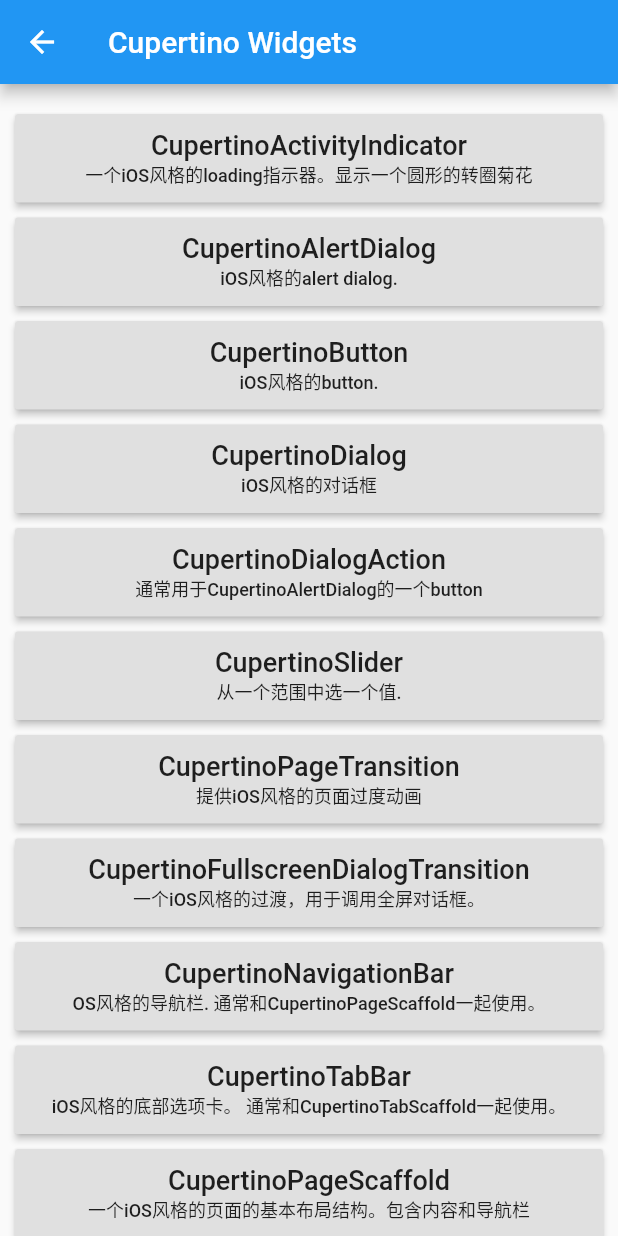
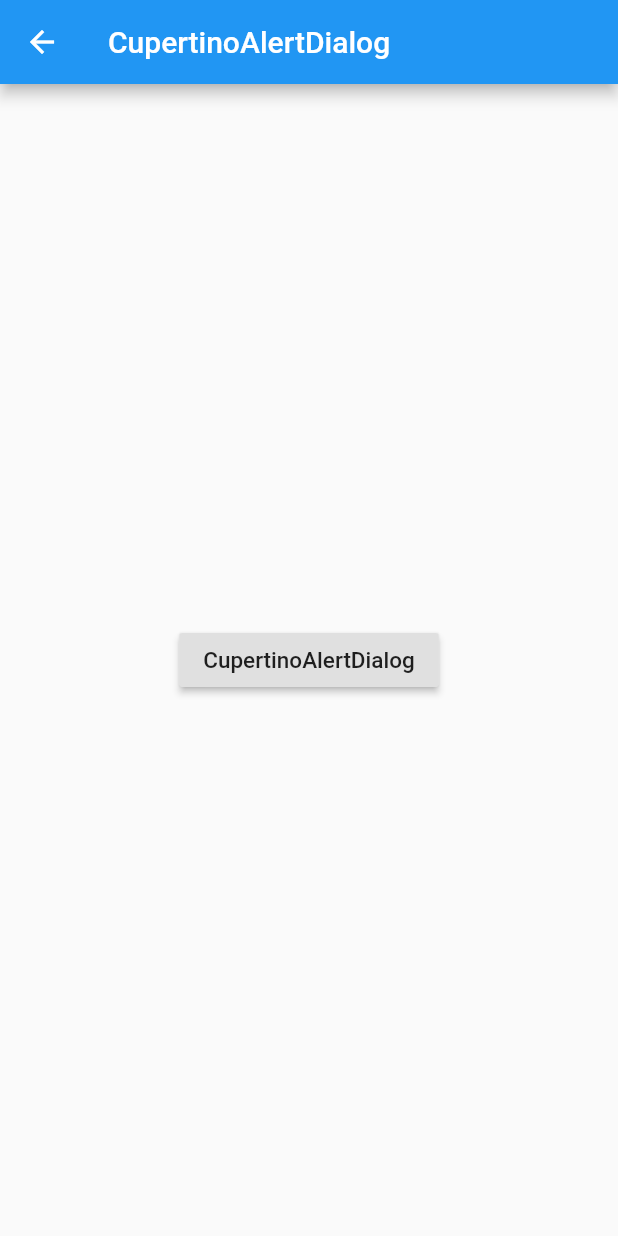
Before and after one commit to starryxp/flutter_app, a Flutter app: the CupertinoWidgetListPage screen opened by its route, after a tap on "CupertinoAlertDialog", on a phone screen of 412 x 824 dp. Run offline on Flutter 3.47's test engine with Material 2 defaults, Android fonts, the phone set to English and light mode, and no system bars; our stand-ins replace fluttertoast.

Commit message:
CupertinoWidgetList.dart CupertinoActivityIndicatorPage.dart CupertinoAlertDialogPage.dart

```diff
--- a/lib/main.dart
+++ b/lib/main.dart
@@ -1,3 +1,4 @@
+import 'package:flutter/cupertino.dart';
 import 'package:flutter/material.dart';
 import 'package:flutter_app/counter/CounterPage.dart';
 import 'package:flutter_app/home/HomePage.dart';
@@ -19,6 +20,8 @@ import 'package:flutter_app/widgets/basic/PlaceholderPage.dart';
 import 'package:flutter_app/widgets/basic/RowPage.dart';
 import 'package:flutter_app/widgets/basic/ScaffoldPage.dart';
 import 'package:flutter_app/widgets/basic/TextPage.dart';
+import 'package:flutter_app/widgets/cupertino/CupertinoActivityIndicatorPage.dart';
+import 'package:flutter_app/widgets/cupertino/CupertinoAlertDialogPage.dart';
 import 'package:flutter_app/widgets/cupertino/CupertinoWidgetList.dart';
 import 'package:flutter_app/widgets/material/AlertDialogPage.dart';
 import 'package:flutter_app/widgets/material/BottomSheetPage.dart';
@@ -74,6 +77,21 @@ import 'package:flutter_localizations/flutter_localizations.dart';
 ///本项目为学习使用，没有做精简代码的操作，只为熟练使用flutter开发，所以存在大量冗余代码
 void main() => runApp(MyApp());
 
+class FallbackCupertinoLocalisationsDelegate
+    extends LocalizationsDelegate<CupertinoLocalizations> {
+  const FallbackCupertinoLocalisationsDelegate();
+
+  @override
+  bool isSupported(Locale locale) => true;
+
+  @override
+  Future<CupertinoLocalizations> load(Locale locale) =>
+      DefaultCupertinoLocalizations.load(locale);
+
+  @override
+  bool shouldReload(FallbackCupertinoLocalisationsDelegate old) => false;
+}
+
 class MyApp extends StatelessWidget {
   // This widget is the root of your application.
   @override
@@ -83,7 +101,8 @@ class MyApp extends StatelessWidget {
       //国际化语言支持
       localizationsDelegates: [
         GlobalMaterialLocalizations.delegate,
-        GlobalWidgetsLocalizations.delegate
+        GlobalWidgetsLocalizations.delegate,
+        FallbackCupertinoLocalisationsDelegate(),
       ],
       supportedLocales: [Locale('zh', 'CH')],
       theme: ThemeData(
@@ -183,5 +202,9 @@ class MyApp extends StatelessWidget {
     //Cupertino组件
     Constant.widgetsCupertinoCupertinoWidgetListPage: (context) =>
         CupertinoWidgetListPage(),
+    Constant.widgetsCupertinoCupertinoActivityIndicatorPage: (context) =>
+        CupertinoActivityIndicatorPage(),
+    Constant.widgetsCupertinoCupertinoAlertDialogPage: (context) =>
+        CupertinoAlertDialogPage(),
   };
 }
--- a/lib/utils/Constant.dart
+++ b/lib/utils/Constant.dart
@@ -65,5 +65,9 @@ class Constant {
 
   //Cupertino组件
   static final widgetsCupertinoCupertinoWidgetListPage =
-      "widgets/material/cupertino_widget_list_page";
+      "widgets/cupertino/cupertino_widget_list_page";
+  static final widgetsCupertinoCupertinoActivityIndicatorPage =
+      "widgets/cupertino/cupertino_activity_indicator_page";
+  static final widgetsCupertinoCupertinoAlertDialogPage =
+      "widgets/cupertino/cupertino_alert_dialog_page";
 }
--- /dev/null
+++ b/lib/widgets/cupertino/CupertinoAlertDialogPage.dart
@@ -0,0 +1,66 @@
+import 'package:flutter/cupertino.dart';
+import 'package:flutter/material.dart';
+
+class CupertinoAlertDialogPage extends StatefulWidget {
+  final tip = '''
+1.CupertinoAlertDialog介绍
+iOS风格的alert dialog.
+2.CupertinoAlertDialog属性
+- title：标题
+- content：内容
+- actions = const <Widget>[]：actions
+- scrollController：控制器
+- actionScrollController：action控制器
+- insetAnimationDuration = const Duration(milliseconds: 100)：动画时长
+- insetAnimationCurve = Curves.decelerate：动画显示的曲线
+  ''';
+
+  @override
+  State<StatefulWidget> createState() => _CupertinoAlertDialogPageState();
+}
+
+class _CupertinoAlertDialogPageState extends State<CupertinoAlertDialogPage> {
+  _myCupertinoAlertDialog(BuildContext context) {
+    showCupertinoDialog(
+      context: context,
+      builder: (context) {
+        return CupertinoAlertDialog(
+          title: Text('title'),
+          content: Text('content'),
+          actions: [
+            CupertinoDialogAction(
+              child: Text('取消'),
+              onPressed: () {
+                Navigator.of(context).pop();
+              },
+            ),
+            RaisedButton(
+              child: Text('确定'),
+              onPressed: () {
+                Navigator.of(context).pop();
+              },
+            ),
+          ],
+          insetAnimationDuration: Duration(seconds: 2),
+        );
+      },
+    );
+  }
+
+  @override
+  Widget build(BuildContext context) {
+    return Scaffold(
+      appBar: AppBar(
+        title: Text('CupertinoAlertDialog'),
+      ),
+      body: Center(
+        child: RaisedButton(
+          onPressed: () {
+            _myCupertinoAlertDialog(context);
+          },
+          child: Text('CupertinoAlertDialog'),
+        ),
+      ),
+    );
+  }
+}
--- a/lib/widgets/cupertino/CupertinoWidgetList.dart
+++ b/lib/widgets/cupertino/CupertinoWidgetList.dart
@@ -8,27 +8,19 @@ class CupertinoWidgetListPage extends StatelessWidget {
     HomeData(
         title: 'CupertinoActivityIndicator',
         content: '一个iOS风格的loading指示器。显示一个圆形的转圈菊花',
-        routerName: ''),
+        routerName: Constant.widgetsCupertinoCupertinoActivityIndicatorPage),
     HomeData(
         title: 'CupertinoAlertDialog',
         content: 'iOS风格的alert dialog.',
-        routerName: ''),
+        routerName: Constant.widgetsCupertinoCupertinoAlertDialogPage),
     HomeData(
-        title: 'CupertinoButton',
-        content: 'iOS风格的button.',
-        routerName: ''),
-    HomeData(
-        title: 'CupertinoDialog',
-        content: 'iOS风格的对话框',
-        routerName: ''),
+        title: 'CupertinoButton', content: 'iOS风格的button.', routerName: ''),
+    HomeData(title: 'CupertinoDialog', content: 'iOS风格的对话框', routerName: ''),
     HomeData(
         title: 'CupertinoDialogAction',
         content: '通常用于CupertinoAlertDialog的一个button',
         routerName: ''),
-    HomeData(
-        title: 'CupertinoSlider',
-        content: '从一个范围中选一个值.',
-        routerName: ''),
+    HomeData(title: 'CupertinoSlider', content: '从一个范围中选一个值.', routerName: ''),
     HomeData(
         title: 'CupertinoPageTransition',
         content: '提供iOS风格的页面过度动画',
```
Also changed, not shown: lib/widgets/cupertino/CupertinoActivityIndicatorPage.dart (added, +53 -0 lines).
